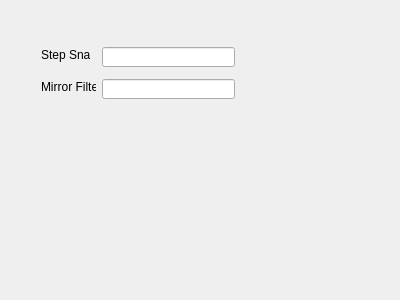
Above: scripts/moyang/ui/options.ui from chowooseoung/cwsmt before the change. Below: the same form after it.
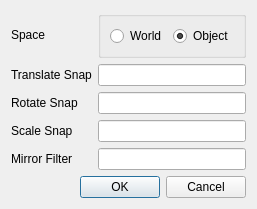
That is the form after the change.

Patch:
```diff
--- a/scripts/moyang/ui/options.ui
+++ b/scripts/moyang/ui/options.ui
@@ -6,59 +6,99 @@
    <rect>
     <x>0</x>
     <y>0</y>
-    <width>400</width>
-    <height>300</height>
+    <width>230</width>
+    <height>190</height>
    </rect>
   </property>
   <property name="windowTitle">
    <string>Dialog</string>
   </property>
-  <widget class="QLabel" name="label">
-   <property name="geometry">
-    <rect>
-     <x>41</x>
-     <y>47</y>
-     <width>49</width>
-     <height>16</height>
-    </rect>
-   </property>
-   <property name="text">
-    <string>Step Snap</string>
-   </property>
-  </widget>
-  <widget class="QLabel" name="label_2">
-   <property name="geometry">
-    <rect>
-     <x>41</x>
-     <y>79</y>
-     <width>55</width>
-     <height>16</height>
-    </rect>
-   </property>
-   <property name="text">
-    <string>Mirror Filter</string>
-   </property>
-  </widget>
-  <widget class="QLineEdit" name="lineEdit">
-   <property name="geometry">
-    <rect>
-     <x>102</x>
-     <y>47</y>
-     <width>133</width>
-     <height>20</height>
-    </rect>
-   </property>
-  </widget>
-  <widget class="QLineEdit" name="lineEdit_2">
-   <property name="geometry">
-    <rect>
-     <x>102</x>
-     <y>79</y>
-     <width>133</width>
-     <height>20</height>
-    </rect>
-   </property>
-  </widget>
+  <layout class="QVBoxLayout" name="verticalLayout">
+   <item>
+    <layout class="QGridLayout" name="gridLayout">
+     <item row="0" column="0">
+      <widget class="QLabel" name="label_5">
+       <property name="text">
+        <string>Space</string>
+       </property>
+      </widget>
+     </item>
+     <item row="0" column="1">
+      <widget class="QGroupBox" name="groupBox">
+       <property name="title">
+        <string/>
+       </property>
+       <layout class="QHBoxLayout" name="horizontalLayout">
+        <item>
+         <widget class="QRadioButton" name="radioButton">
+          <property name="text">
+           <string>World</string>
+          </property>
+         </widget>
+        </item>
+        <item>
+         <widget class="QRadioButton" name="radioButton_2">
+          <property name="text">
+           <string>Object</string>
+          </property>
+          <property name="checked">
+           <bool>true</bool>
+          </property>
+         </widget>
+        </item>
+       </layout>
+      </widget>
+     </item>
+     <item row="1" column="0">
+      <widget class="QLabel" name="label">
+       <property name="text">
+        <string>Translate Snap</string>
+       </property>
+      </widget>
+     </item>
+     <item row="1" column="1">
+      <widget class="QLineEdit" name="lineEdit"/>
+     </item>
+     <item row="2" column="0">
+      <widget class="QLabel" name="label_3">
+       <property name="text">
+        <string>Rotate Snap</string>
+       </property>
+      </widget>
+     </item>
+     <item row="2" column="1">
+      <widget class="QLineEdit" name="lineEdit_3"/>
+     </item>
+     <item row="3" column="0">
+      <widget class="QLabel" name="label_4">
+       <property name="text">
+        <string>Scale Snap</string>
+       </property>
+      </widget>
+     </item>
+     <item row="3" column="1">
+      <widget class="QLineEdit" name="lineEdit_4"/>
+     </item>
+     <item row="4" column="0">
+      <widget class="QLabel" name="label_2">
+       <property name="text">
+        <string>Mirror Filter</string>
+       </property>
+      </widget>
+     </item>
+     <item row="4" column="1">
+      <widget class="QLineEdit" name="lineEdit_2"/>
+     </item>
+    </layout>
+   </item>
+   <item>
+    <widget class="QDialogButtonBox" name="buttonBox">
+     <property name="standardButtons">
+      <set>QDialogButtonBox::Cancel|QDialogButtonBox::Ok</set>
+     </property>
+    </widget>
+   </item>
+  </layout>
  </widget>
  <resources/>
  <connections/>
```
